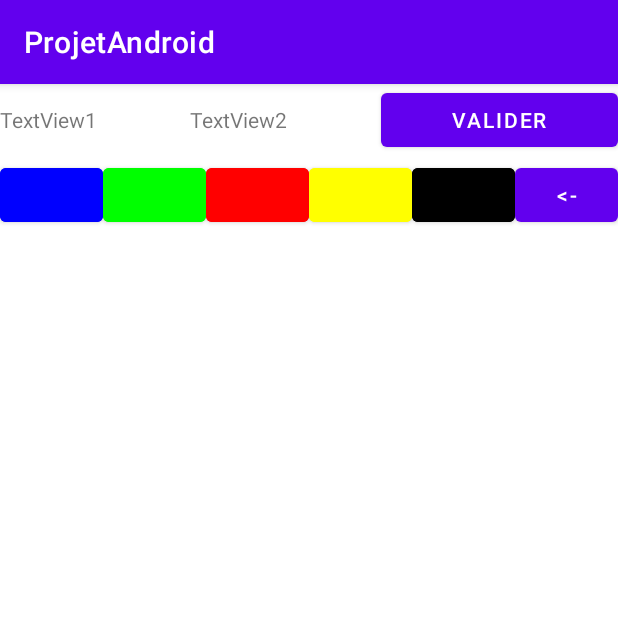
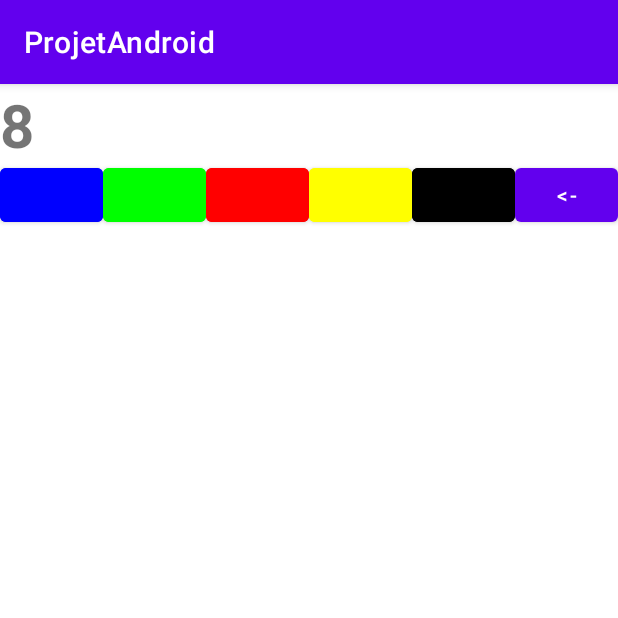
Before and after one commit to clementjuventin/Gartic-phone-like-on-Android, an Android app: the PaintActivity screen opened directly, with no data from a screen before it, after a tap on an icon or button, on a phone screen of 412 x 824 dp, the top half of it. Run offline under Robolectric (Android 15) with nearby library versions, the phone set to English and light mode, and no system bars; our stand-ins replace Firebase (no records; nobody signed in at launch, a user with empty details on screens opened directly); 2 other taps on this screen came first.

Commit message:
[DEV] Envoie image + mot, ajout des chronometres

```diff
--- a/app/src/main/java/iut/projet/metier/FirebaseDatabaseHelper.java
+++ b/app/src/main/java/iut/projet/metier/FirebaseDatabaseHelper.java
@@ -71,4 +71,8 @@ public class FirebaseDatabaseHelper {
         DatabaseReference roomRef = database.getReference(roomCode);
         roomRef.child("game").child("locked").setValue(state);
     }
+    public static void sendExpression(String roomCode, String playerId, String expression, int turn){
+        DatabaseReference roomRef = database.getReference(roomCode);
+        roomRef.child("game").child("turn"+String.valueOf(turn)).child(playerId).setValue(expression);
+    }
 }
--- a/app/src/main/java/iut/projet/metier/FirebaseStorageHelper.java
+++ b/app/src/main/java/iut/projet/metier/FirebaseStorageHelper.java
@@ -37,7 +37,7 @@ public class FirebaseStorageHelper {
         }).addOnSuccessListener(new OnSuccessListener<UploadTask.TaskSnapshot>() {
             @Override
             public void onSuccess(UploadTask.TaskSnapshot taskSnapshot) {
-                Log.d("dev", "ok");
+                Log.d("dev", "ok----------------------------------------------------------------------------------------------");
                 getImage(imagePath);
             }
         });
--- a/app/src/main/java/iut/projet/metier/Player.java
+++ b/app/src/main/java/iut/projet/metier/Player.java
@@ -106,4 +106,7 @@ public class Player {
         map.put("ready", ready?"1":"0");
         return map;
     }
+    public void sendExpression(int turnNumber, String expression){
+        FirebaseDatabaseHelper.sendExpression(this.currentRoom.getRoomCode(), getPlayerId(), expression, turnNumber);
+    }
 }
--- a/app/src/main/java/iut/projet/view/DescribeImageActivity.java
+++ b/app/src/main/java/iut/projet/view/DescribeImageActivity.java
@@ -44,7 +44,7 @@ public class DescribeImageActivity extends AppCompatActivity {
         }
         imageView.setImageBitmap(bmp);
         /////////////////////////////////////////////
-
+/*
         FileInputStream inputStream = null;
         try {
             inputStream = openFileInput("TestImage.jpeg");
@@ -55,5 +55,7 @@ public class DescribeImageActivity extends AppCompatActivity {
         } catch (IOException e) {
             Log.d("IOException",e.getMessage());
         }
+
+ */
     }
 }
--- a/app/src/main/java/iut/projet/view/HostActivity.java
+++ b/app/src/main/java/iut/projet/view/HostActivity.java
@@ -53,10 +53,10 @@ public class HostActivity extends AppCompatActivity implements View.OnClickListe
 
             @Override
             public void lunch() {
-                Intent intent = new Intent(thisActivity, PaintActivity.class);
+                Intent intent = new Intent(thisActivity, GameSessionStart.class);
                 intent.putExtra("roomCode",player.getCurrentRoom().getRoomCode());
+                intent.putExtra("playerId",player.getPlayerId());
                 intent.putExtra("playerName",player.getPlayerName());
-                intent.putExtra("isHost",player.getCurrentRoom().getHost()==null);
                 startActivity(intent);
             }
         };
--- a/app/src/main/java/iut/projet/view/PaintActivity.java
+++ b/app/src/main/java/iut/projet/view/PaintActivity.java
@@ -5,13 +5,17 @@ import android.content.Intent;
 import android.graphics.Bitmap;
 import android.graphics.Color;
 import android.os.Bundle;
+import android.os.CountDownTimer;
 import android.util.DisplayMetrics;
 import android.util.Log;
 import android.view.View;
 import android.widget.Button;
+import android.widget.TextView;
 
 import androidx.annotation.Nullable;
 import androidx.appcompat.app.AppCompatActivity;
+
+import com.google.android.material.textfield.TextInputLayout;
 
 import java.io.FileNotFoundException;
 import java.io.FileOutputStream;
@@ -19,13 +23,21 @@ import java.io.IOException;
 
 import iut.projet.R;
 import iut.projet.metier.FirebaseStorageHelper;
+import iut.projet.metier.Player;
+import iut.projet.metier.Room;
+import iut.projet.metier.RoomDataListener;
 import iut.projet.paint.PaintView;
 
-public class PaintActivity extends AppCompatActivity implements View.OnClickListener {
+public class PaintActivity extends AppCompatActivity {
 
     private PaintView paintView;
     Context ctxt = this;
-    Button btnValidate;
+
+    private Player player;
+    private RoomDataListener rdl;
+    private Room room;
+
+    private TextView chrono;
 
     @Override
     protected void onCreate(@Nullable Bundle savedInstanceState) {
@@ -36,17 +48,36 @@ public class PaintActivity extends AppCompatActivity implements View.OnClickList
         getWindowManager().getDefaultDisplay().getMetrics(metrics);
         paintView.init(metrics);
 
-        btnValidate=findViewById(R.id.paint_activity_validateButton);
-        btnValidate.setOnClickListener(this);
+        rdl = new RoomDataListener() {
+            @Override
+            public void initialize() {
 
-        //((Button) R.id.paint_activity_validateButton).addOnLayoutChangeListener();
             }
 
             @Override
-    public void onClick(View v) {
-        if (v.getId() == R.id.paint_activity_validateButton) {
+            public void update() {
+
+            }
+
+            @Override
+            public void lunch() {
+
+            }
+        };
+
+        chrono = ((TextView) findViewById(R.id.paint_activity_chrono));
+        player = new Player(getIntent().getStringExtra("playerName"), getIntent().getStringExtra("playerId"), true);
+        room = new Room(getIntent().getStringExtra("roomCode"),player,rdl);
+
+        AppCompatActivity thisActivity = this;
+        new CountDownTimer(15*1000, 1000) {
+            public void onTick(long millisUntilFinished) {
+                chrono.setText(String.valueOf(millisUntilFinished / 1000));
+            }
+            public void onFinish() {
                 Bitmap image = paintView.getmBitmap();
-            FirebaseStorageHelper.sendImage(image, "test.jpg");
+                FirebaseStorageHelper.sendImage(image, player.getPlayerId()+getIntent().getStringExtra("currentTurn"));
+                /*
                 FileOutputStream outputStream = null;
                 try {
                     outputStream = openFileOutput("TestImage.jpeg", Context.MODE_PRIVATE);
@@ -57,10 +88,23 @@ public class PaintActivity extends AppCompatActivity implements View.OnClickList
                 } catch (IOException e) {
                     Log.d("IOException",e.getMessage());
                 }
+                 */
+                /*
                 Intent intent = new Intent(ctxt, DescribeImageActivity.class);
                 startActivity(intent);
+
+                 */
+                /*
+                player.sendExpression(1, ((TextInputLayout) findViewById(R.id.gamesessionstart_expression_player_name)).getEditText().getText().toString());
+                Intent intent = new Intent(thisActivity, PaintActivity.class);
+                intent.putExtra("roomCode",player.getCurrentRoom().getRoomCode());
+                intent.putExtra("playerId",player.getPlayerId());
+                intent.putExtra("playerName",player.getPlayerName());
+                startActivity(intent);
+
+                 */
             }
-
+        }.start();
     }
 
     public void changeColorToBlue(View view) {
--- a/app/src/main/res/layout-v21/paint_activity.xml
+++ b/app/src/main/res/layout-v21/paint_activity.xml
@@ -11,25 +11,20 @@
             android:orientation="horizontal">
 
             <TextView
-                android:id="@+id/textView2"
+                android:id="@+id/paint_activity_chrono"
                 android:layout_width="wrap_content"
                 android:layout_height="wrap_content"
                 android:layout_weight="1"
-                android:text="TextView1" />
+                android:textSize="40dp"
+                android:textStyle="bold"/>
 
             <TextView
                 android:id="@+id/textView"
                 android:layout_width="wrap_content"
                 android:layout_height="wrap_content"
-                android:layout_weight="1"
-                android:text="TextView2" />
-
-            <Button
-                android:id="@+id/paint_activity_validateButton"
-                android:layout_width="wrap_content"
-                android:layout_height="wrap_content"
-                android:layout_weight="1"
-                android:text="@string/valider_text"/>
+                android:textSize="40dp"
+                android:textStyle="bold"
+                android:layout_weight="5"/>
 
         </LinearLayout>
 
--- a/app/src/main/res/layout/game_session_start.xml
+++ b/app/src/main/res/layout/game_session_start.xml
@@ -6,18 +6,17 @@
     android:gravity="center">
 
     <TextView
-        android:id="@+id/activite_principale_expression"
+        android:id="@+id/gamesessionstart_expression"
         android:layout_width="match_parent"
         android:layout_height="wrap_content"
         android:gravity="center"
         android:textIsSelectable="true"
         android:textSize="40dp"
         android:textStyle="bold"
-        android:text="30s"
         android:layout_marginBottom="10dp"/>
 
     <com.google.android.material.textfield.TextInputLayout
-        android:id="@+id/activite_principale_player_name"
+        android:id="@+id/gamesessionstart_expression_player_name"
         android:layout_width="match_parent"
         android:layout_height="wrap_content"
         android:layout_marginLeft="30dp"
--- a/app/src/main/res/values/strings.xml
+++ b/app/src/main/res/values/strings.xml
@@ -21,4 +21,5 @@
     <string name="game_session_start">Que vais-je faire deviner?</string>
 
     <string name="conn_error_text">Erreur de connexion</string>
+    <string name="go_text">Go!</string>
 </resources>
```
Also changed, not shown: app/src/main/AndroidManifest.xml (+4 -3 lines), app/src/main/java/iut/projet/view/GameSessionStart.java (+53 -0 lines). Lines whose indentation alone changed are shown as unchanged.
